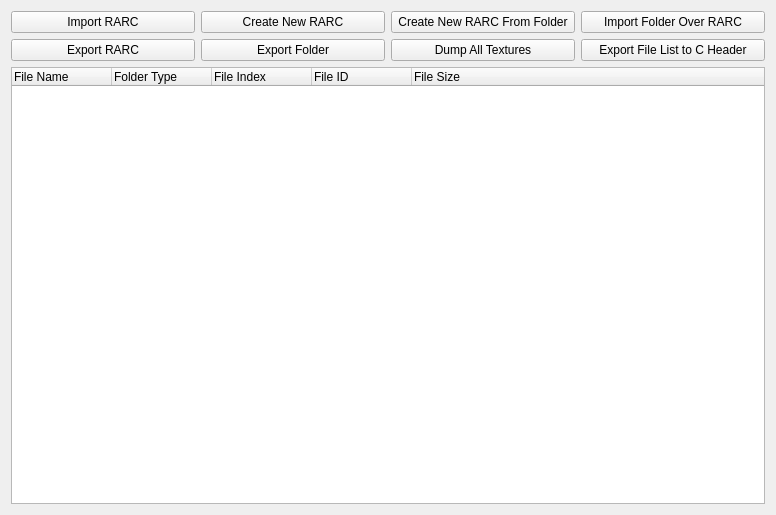
Above: gcft_ui/rarc_tab.ui from LagoLunatic/GCFT before the change. Below: the same form after it.
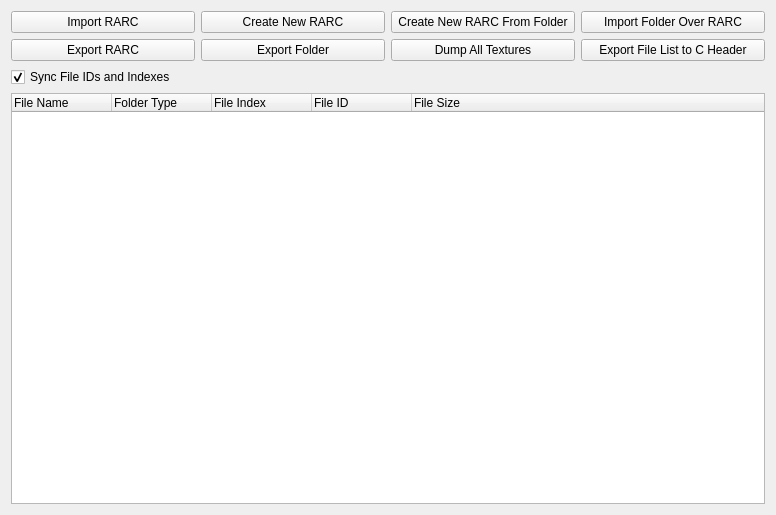
That is the form after the change.

Commit message: RARC: Add checkbox to control the keep file IDs and indexes sync property

What changed in the file:
```diff
--- a/gcft_ui/rarc_tab.ui
+++ b/gcft_ui/rarc_tab.ui
@@ -78,6 +78,20 @@
      </item>
     </layout>
    </item>
+   <item>
+    <layout class="QHBoxLayout" name="horizontalLayout_2">
+     <item>
+      <widget class="QCheckBox" name="sync_file_ids_and_indexes">
+       <property name="text">
+        <string>Sync File IDs and Indexes</string>
+       </property>
+       <property name="checked">
+        <bool>true</bool>
+       </property>
+      </widget>
+     </item>
+    </layout>
+   </item>
    <item>
     <widget class="QTreeWidget" name="rarc_files_tree">
      <property name="editTriggers">
```
The commit also changes 2 other files.
